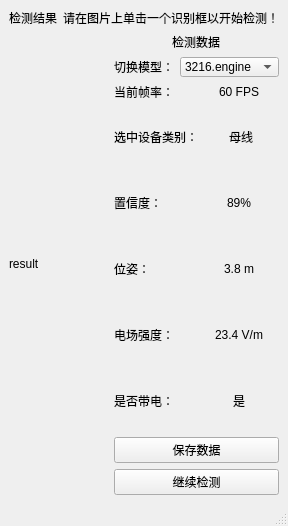
First picture: the form in src/yolov8qt/ui/mainwindow.ui, repository Ultraman-Leo-7/yoloqt_ws, before the edit.
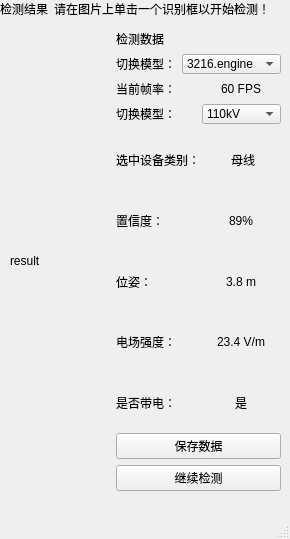
Second picture: the form after the edit. Custom widgets are drawn as their Qt base class.

Commit message: 调整窗口布局

What changed in the file:
```diff
--- a/src/yolov8qt/ui/mainwindow.ui
+++ b/src/yolov8qt/ui/mainwindow.ui
@@ -2,12 +2,19 @@
 <ui version="4.0">
  <class>MainWindow</class>
  <widget class="QMainWindow" name="MainWindow">
+  <property name="geometry">
+   <rect>
+    <x>0</x>
+    <y>0</y>
+    <width>290</width>
+    <height>539</height>
+   </rect>
+  </property>
   <property name="windowTitle">
    <string>变电设备带电状态检测软件</string>
   </property>
   <widget class="QWidget" name="centralwidget">
-   <layout class="QVBoxLayout" name="verticalLayout_main">
-    <item>
+   <widget class="QWidget" name="">
      <layout class="QHBoxLayout" name="horizontalLayout_top">
       <item alignment="Qt::AlignHCenter">
        <widget class="QLabel" name="ResultTextLabel">
@@ -24,9 +31,17 @@
        </widget>
       </item>
      </layout>
-    </item>
-    <item>
-     <layout class="QHBoxLayout" name="horizontalLayout_middle">
+   </widget>
+   <widget class="QWidget" name="">
+    <property name="geometry">
+     <rect>
+      <x>10</x>
+      <y>30</y>
+      <width>271</width>
+      <height>461</height>
+     </rect>
+    </property>
+    <layout class="QHBoxLayout" name="horizontalLayout_2">
       <item>
        <widget class="ClickableLabel" name="ResultImgShowLabel">
         <property name="sizePolicy">
@@ -41,8 +56,8 @@
        </widget>
       </item>
       <item>
-       <layout class="QVBoxLayout" name="verticalLayout_right">
-        <item alignment="Qt::AlignHCenter">
+      <layout class="QVBoxLayout" name="verticalLayout">
+       <item>
          <widget class="QLabel" name="DataTextLabel">
           <property name="minimumSize">
            <size>
@@ -128,6 +143,53 @@
           </item>
          </layout>
         </item>
+       <item>
+        <layout class="QHBoxLayout" name="horizontalLayout">
+         <item>
+          <widget class="QLabel" name="ChangeVLabel">
+           <property name="maximumSize">
+            <size>
+             <width>16777215</width>
+             <height>20</height>
+            </size>
+           </property>
+           <property name="text">
+            <string>切换模型：</string>
+           </property>
+          </widget>
+         </item>
+         <item>
+          <widget class="QComboBox" name="VListShowBox">
+           <property name="maximumSize">
+            <size>
+             <width>16777215</width>
+             <height>20</height>
+            </size>
+           </property>
+           <item>
+            <property name="text">
+             <string>110kV</string>
+            </property>
+           </item>
+           <item>
+            <property name="text">
+             <string>220kV</string>
+            </property>
+           </item>
+           <item>
+            <property name="text">
+             <string>330kV</string>
+            </property>
+           </item>
+           <item>
+            <property name="text">
+             <string>500kV</string>
+            </property>
+           </item>
+          </widget>
+         </item>
+        </layout>
+       </item>
         <item>
          <layout class="QVBoxLayout" name="verticalLayout_data">
           <item>
@@ -311,8 +373,7 @@
        </layout>
       </item>
      </layout>
-    </item>
-   </layout>
+   </widget>
   </widget>
   <widget class="QMenuBar" name="menubar">
    <property name="geometry">
```
Left out of the diff: 4 changed lines with no effect on the pictures. Lines whose indentation alone changed are shown as unchanged. The commit also changes 1 other file.
